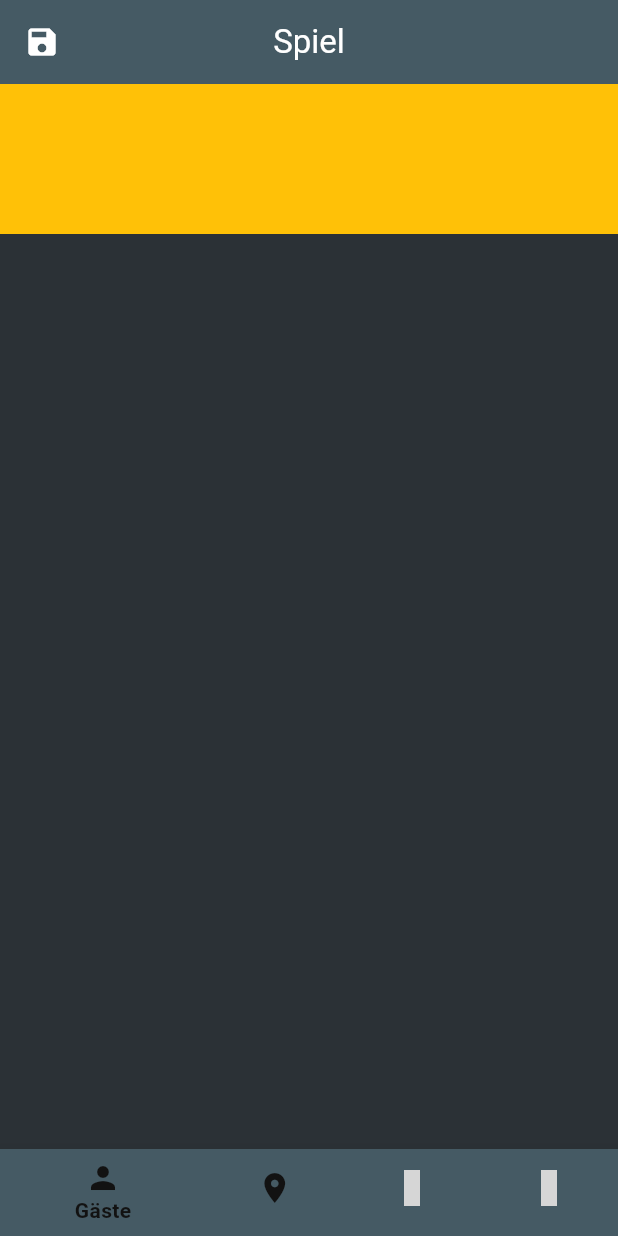
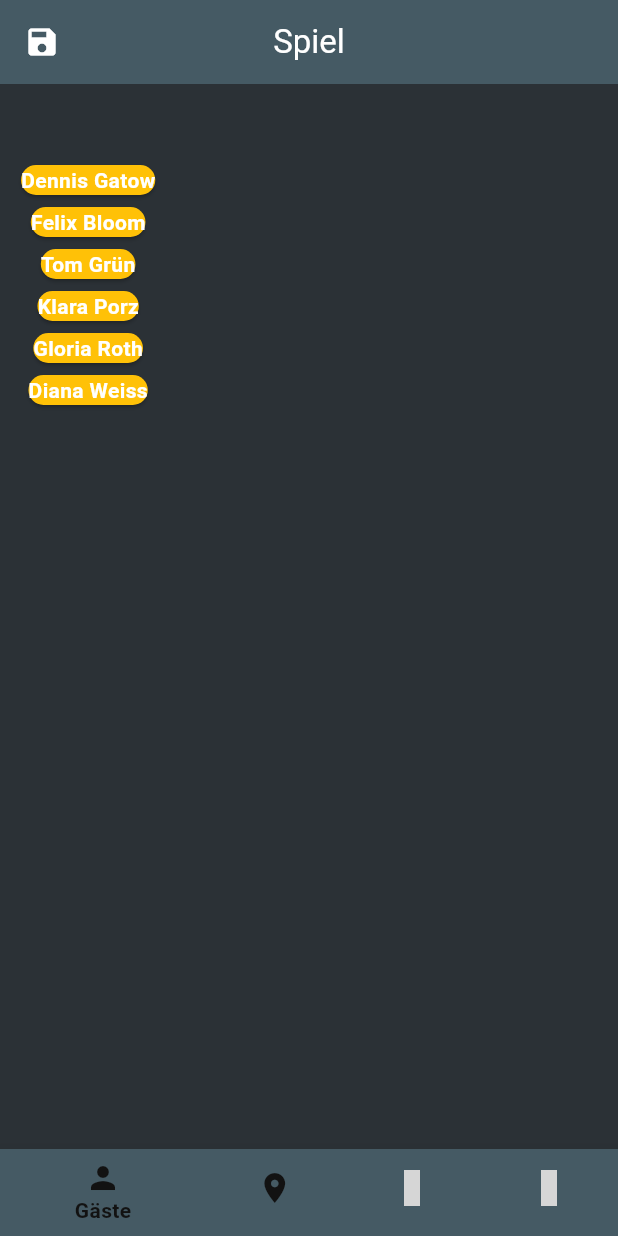
Before and after one commit to maggew/cluedo, a Flutter app: the GamePage screen opened by its route, on a phone screen of 412 x 824 dp. Run offline on Flutter 3.47's test engine with Material 3 defaults, Android fonts, the light colour scheme and no system bars; our stand-ins replace auto_route, equatable, flutter_bloc, gap, get_it, material_design_icons_flutter; Roboto replaces fonts that are missing (Rubik); grey boxes are pictures that could not be loaded.

Commit message:
guest changes

```diff
--- a/lib/application/gameBloc/game_bloc.dart
+++ b/lib/application/gameBloc/game_bloc.dart
@@ -1,7 +1,9 @@
-import 'package:bloc/bloc.dart';
+
+import 'package:cluedo_neu/utils/constants.dart';
 import 'package:equatable/equatable.dart';
 import 'package:flutter/material.dart';
-import 'package:meta/meta.dart';
+import 'package:flutter_bloc/flutter_bloc.dart';
+
 
 part 'game_event.dart';
 part 'game_state.dart';
--- a/lib/application/gameBloc/game_state.dart
+++ b/lib/application/gameBloc/game_state.dart
@@ -6,6 +6,7 @@ class GameState {
   final String? errorMessage;
   final int? selectedPlayer;
   final int currentScreen;
+  final Map<String, bool> guests;
 
   GameState({
     required this.playerNumber,
@@ -13,6 +14,7 @@ class GameState {
     required this.errorMessage,
     required this.selectedPlayer,
     required this.currentScreen,
+    required this.guests,
   });
 
   factory GameState.initial() => GameState(
@@ -21,6 +23,7 @@ class GameState {
         errorMessage: null,
         selectedPlayer: null,
         currentScreen: 0,
+        guests: { for (var name in guestNames) name : false },
       );
 
   GameState copyWith({
@@ -29,6 +32,7 @@ class GameState {
     String? errorMessage,
     int? selectedPlayer,
     int? currentScreen,
+    Map<String, bool>? guests,
   }) {
     return GameState(
       playerNumber: playerNumber ?? this.playerNumber,
@@ -36,6 +40,7 @@ class GameState {
       errorMessage: errorMessage ?? this.errorMessage,
       selectedPlayer: selectedPlayer ?? this.selectedPlayer,
       currentScreen: currentScreen ?? this.currentScreen,
+      guests: guests ?? this.guests,
     );
   }
 }
--- a/lib/presentation/game/widgets/guest_body.dart
+++ b/lib/presentation/game/widgets/guest_body.dart
@@ -1,4 +1,5 @@
 import 'package:cluedo_neu/application/gameBloc/game_bloc.dart';
+import 'package:cluedo_neu/utils/constants.dart';
 import 'package:flutter/material.dart';
 
 class GuestBody extends StatelessWidget {
@@ -7,10 +8,23 @@ class GuestBody extends StatelessWidget {
 
   @override
   Widget build(BuildContext context) {
-    return Container(
-      width: double.infinity,
-      height: 100,
-      color: Colors.amber,
+    return Padding(
+      padding: const EdgeInsets.fromLTRB(10, 50, 10, 0),
+      child: Column(
+        children: getGuestRows(gameState: gameState),
+      ),
     );
   }
 }
+
+List<Widget> getGuestRows({required GameState gameState}) {
+  List<Widget> output = [];
+  for (String guest in guestNames) {
+    output.add(Card(
+      color: Colors.amber,
+      child: Text(guest),
+    ));
+  }
+
+  return output;
+}
--- a/lib/utils/constants.dart
+++ b/lib/utils/constants.dart
@@ -0,0 +1,8 @@
+List<String> guestNames = [
+  "Dennis Gatow",
+  "Felix Bloom",
+  "Tom Grün",
+  "Klara Porz",
+  "Gloria Roth",
+  "Diana Weiss",
+];
```
